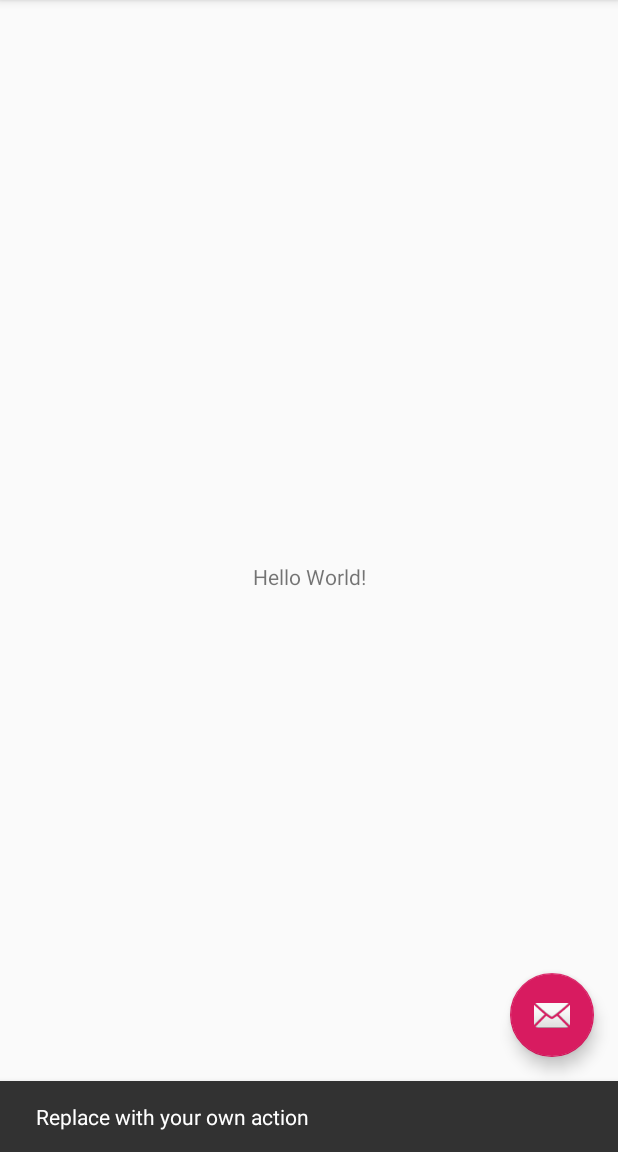
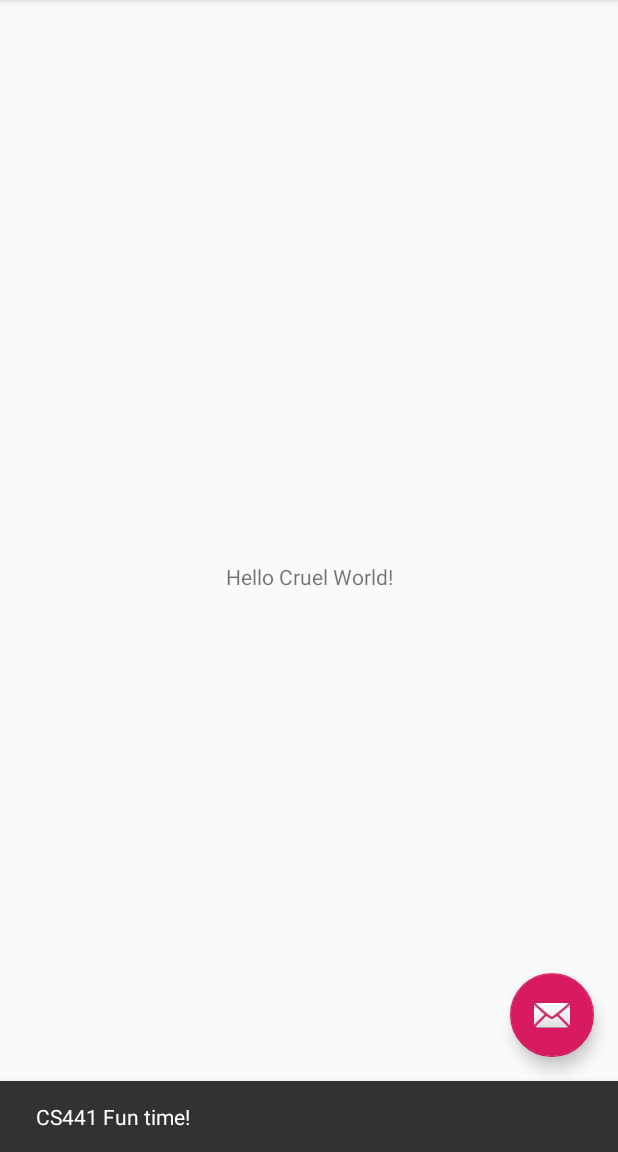
Before and after one commit to profmadden/cs441_example1, an Android app: the screen it shows after launch (MainActivity), after a tap on an icon or button, on a phone screen of 412 x 824 dp, the part 84-1236 px from its top. Run offline under Robolectric (Android 15) with nearby library versions, the phone set to English and light mode, and no system bars.

Commit message:
Made some changes

```diff
--- a/app/src/main/java/edu/binghamton/cs/cs441example/MainActivity.java
+++ b/app/src/main/java/edu/binghamton/cs/cs441example/MainActivity.java
@@ -22,7 +22,7 @@ public class MainActivity extends AppCompatActivity {
         fab.setOnClickListener(new View.OnClickListener() {
             @Override
             public void onClick(View view) {
-                Snackbar.make(view, "Replace with your own action", Snackbar.LENGTH_LONG)
+                Snackbar.make(view, "CS441 Fun time!", Snackbar.LENGTH_LONG)
                         .setAction("Action", null).show();
             }
         });
--- a/app/src/main/res/layout/content_main.xml
+++ b/app/src/main/res/layout/content_main.xml
@@ -11,7 +11,7 @@
     <TextView
         android:layout_width="wrap_content"
         android:layout_height="wrap_content"
-        android:text="Hello World!"
+        android:text="Hello Cruel World!"
         app:layout_constraintBottom_toBottomOf="parent"
         app:layout_constraintLeft_toLeftOf="parent"
         app:layout_constraintRight_toRightOf="parent"
```
